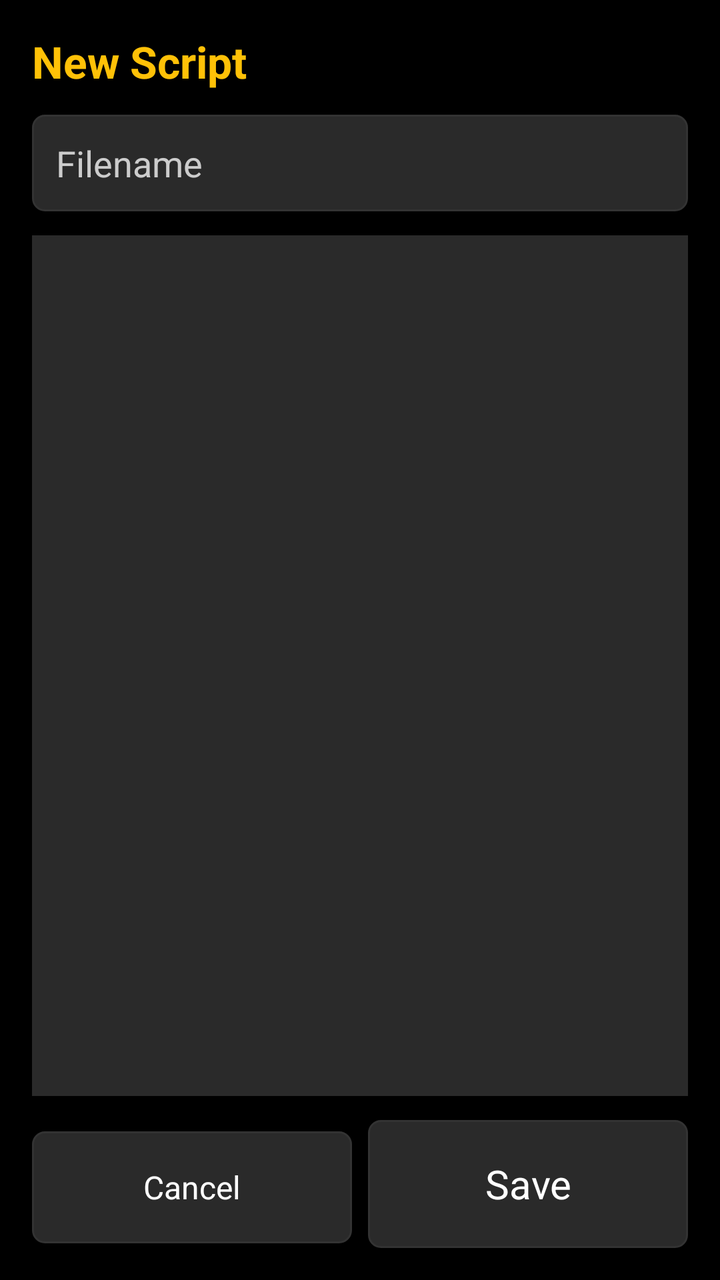
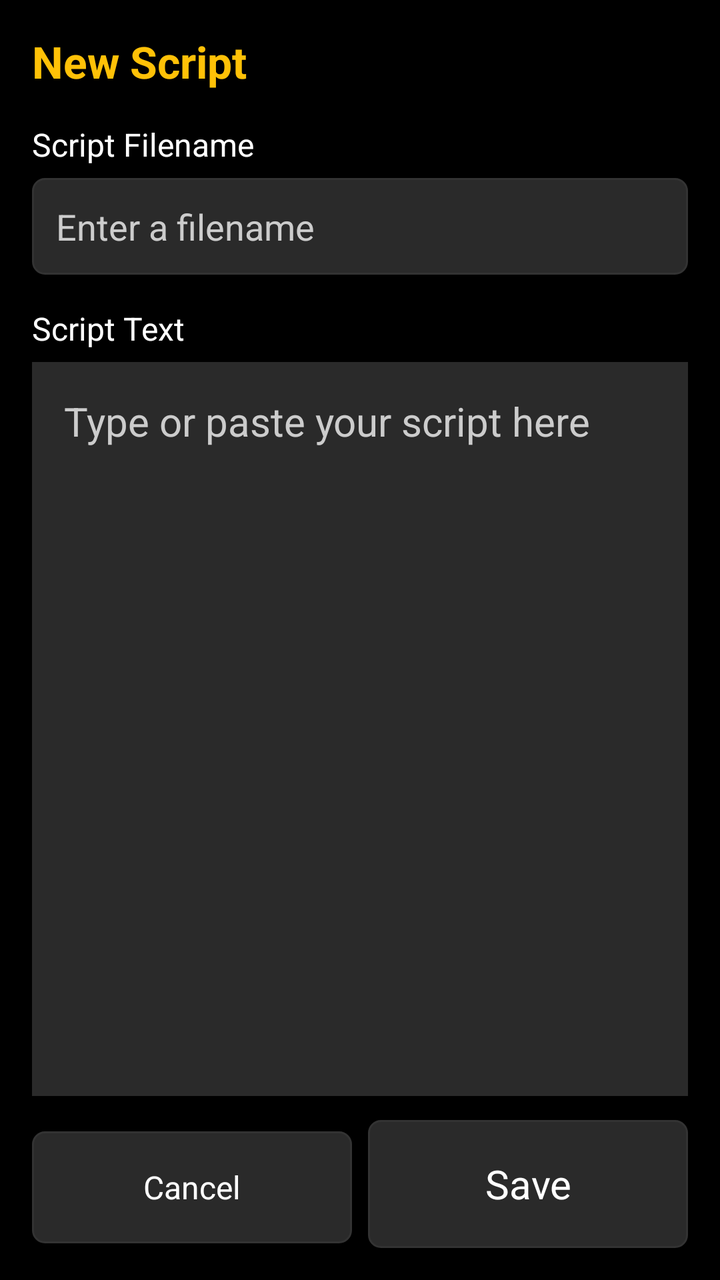

Compare the two renders of this Android layout. The source of the first and the diff that turns it into the second are given below.
<!-- AndroidManifest.xml: application theme AppTheme -->
<!-- res/layout/activity_script_editor.xml -->
<?xml version="1.0" encoding="utf-8"?>
<LinearLayout xmlns:android="http://schemas.android.com/apk/res/android"
    android:layout_width="match_parent"
    android:layout_height="match_parent"
    android:orientation="vertical"
    android:background="@color/background_black"
    android:padding="@dimen/control_padding">

    <TextView
        android:id="@+id/editorTitleText"
        android:layout_width="wrap_content"
        android:layout_height="wrap_content"
        android:textColor="@color/accent_amber"
        android:textSize="22sp"
        android:textStyle="bold"
        android:text="@string/title_new_script" />

    <EditText
        android:id="@+id/filenameField"
        android:layout_width="match_parent"
        android:layout_height="wrap_content"
        android:layout_marginTop="12dp"
        android:inputType="text"
        android:singleLine="true"
        android:maxLines="1"
        android:hint="@string/filename_hint"
        android:textColor="@color/text_white"
        android:textColorHint="@color/text_light_gray"
        android:textSize="18sp"
        android:background="@drawable/button_background"
        android:padding="12dp" />

    <EditText
        android:id="@+id/scriptBodyField"
        android:layout_width="match_parent"
        android:layout_height="0dp"
        android:layout_weight="1"
        android:layout_marginTop="12dp"
        android:gravity="top|left"
        android:inputType="textMultiLine"
        android:scrollbars="vertical"
        android:textColor="@color/text_white"
        android:textColorHint="@color/text_light_gray"
        android:textSize="@dimen/editor_text_size"
        android:background="@color/button_normal"
        android:padding="16dp" />

    <LinearLayout
        android:layout_width="match_parent"
        android:layout_height="wrap_content"
        android:orientation="horizontal"
        android:layout_marginTop="12dp">

        <Button
            android:id="@+id/btnEditorCancel"
            style="@style/SecondaryControlButton"
            android:layout_width="0dp"
            android:layout_height="wrap_content"
            android:layout_weight="1"
            android:layout_marginRight="8dp"
            android:layout_marginEnd="8dp"
            android:text="@string/btn_cancel" />

        <Button
            android:id="@+id/btnEditorSave"
            style="@style/ControlButton"
            android:layout_width="0dp"
            android:layout_height="wrap_content"
            android:layout_weight="1"
            android:text="@string/btn_save" />
    </LinearLayout>

</LinearLayout>
<!-- resources referenced by this layout -->
<resources>
  <color name="accent_amber">#FFFFC107</color>
  <color name="background_black">#FF000000</color>
  <color name="button_normal">#FF2A2A2A</color>
  <color name="text_light_gray">#FFCCCCCC</color>
  <color name="text_white">#FFFFFFFF</color>
  <dimen name="control_padding">16dp</dimen>
  <dimen name="editor_text_size">20sp</dimen>
  <!-- drawable button_background (drawable) -->
  <?xml version="1.0" encoding="utf-8"?>
  <selector xmlns:android="http://schemas.android.com/apk/res/android">
      <item android:state_pressed="true">
          <shape android:shape="rectangle">
              <solid android:color="@color/button_pressed" />
              <corners android:radius="6dp" />
              <stroke android:width="1dp" android:color="@color/accent_amber" />
          </shape>
      </item>
      <item android:state_enabled="false">
          <shape android:shape="rectangle">
              <solid android:color="@color/background_black" />
              <corners android:radius="6dp" />
              <stroke android:width="1dp" android:color="@color/divider_color" />
          </shape>
      </item>
      <item>
          <shape android:shape="rectangle">
              <solid android:color="@color/button_normal" />
              <corners android:radius="6dp" />
              <stroke android:width="1dp" android:color="@color/divider_color" />
          </shape>
      </item>
  </selector>
  <string name="btn_cancel">Cancel</string>
  <string name="btn_save">Save</string>
  <string name="filename_hint">Filename</string>
  <string name="title_new_script">New Script</string>
  <style name="ControlButton">
          <item name="android:minHeight">@dimen/control_button_height</item>
          <item name="android:textSize">@dimen/control_text_size</item>
          <item name="android:textColor">@color/text_white</item>
          <item name="android:background">@drawable/button_background</item>
          <item name="android:padding">12dp</item>
          <item name="android:textAllCaps">false</item>
      </style>
  <style name="SecondaryControlButton">
          <item name="android:minHeight">@dimen/secondary_button_height</item>
          <item name="android:textSize">@dimen/secondary_text_size</item>
          <item name="android:textColor">@color/text_white</item>
          <item name="android:background">@drawable/button_background</item>
          <item name="android:padding">10dp</item>
          <item name="android:textAllCaps">false</item>
      </style>
  <style name="AppTheme" parent="android:Theme.Black.NoTitleBar">
          <item name="android:windowBackground">@color/background_black</item>
      </style>
  <color name="button_pressed">#FF444444</color>
  <color name="divider_color">#FF333333</color>
  <dimen name="control_button_height">64dp</dimen>
  <dimen name="control_text_size">20sp</dimen>
  <dimen name="secondary_button_height">56dp</dimen>
  <dimen name="secondary_text_size">16sp</dimen>
</resources>

<!-- the commit's change to res/layout/activity_script_editor.xml (unified diff, before → after) -->
@@ -15,14 +15,24 @@
         android:textStyle="bold"
         android:text="@string/title_new_script" />
 
+    <TextView
+        android:id="@+id/filenameLabel"
+        android:layout_width="wrap_content"
+        android:layout_height="wrap_content"
+        android:layout_marginTop="16dp"
+        android:text="@string/script_filename_label"
+        android:textColor="@color/text_white"
+        android:textSize="16sp" />
+
     <EditText
         android:id="@+id/filenameField"
         android:layout_width="match_parent"
         android:layout_height="wrap_content"
-        android:layout_marginTop="12dp"
+        android:layout_marginTop="6dp"
         android:inputType="text"
         android:singleLine="true"
         android:maxLines="1"
+        android:imeOptions="flagNoExtractUi|actionNext"
         android:hint="@string/filename_hint"
         android:textColor="@color/text_white"
         android:textColorHint="@color/text_light_gray"
@@ -30,15 +40,26 @@
         android:background="@drawable/button_background"
         android:padding="12dp" />
 
+    <TextView
+        android:id="@+id/scriptBodyLabel"
+        android:layout_width="wrap_content"
+        android:layout_height="wrap_content"
+        android:layout_marginTop="16dp"
+        android:text="@string/script_text_label"
+        android:textColor="@color/text_white"
+        android:textSize="16sp" />
+
     <EditText
         android:id="@+id/scriptBodyField"
         android:layout_width="match_parent"
         android:layout_height="0dp"
         android:layout_weight="1"
-        android:layout_marginTop="12dp"
+        android:layout_marginTop="6dp"
         android:gravity="top|left"
         android:inputType="textMultiLine"
+        android:imeOptions="flagNoExtractUi"
         android:scrollbars="vertical"
+        android:hint="@string/script_body_hint"
         android:textColor="@color/text_white"
         android:textColorHint="@color/text_light_gray"
         android:textSize="@dimen/editor_text_size"
<!-- resource entries referenced after the edit -->
@@ -34,7 +34,10 @@
   </selector>
   <string name="btn_cancel">Cancel</string>
   <string name="btn_save">Save</string>
-  <string name="filename_hint">Filename</string>
+  <string name="filename_hint">Enter a filename</string>
+  <string name="script_body_hint">Type or paste your script here</string>
+  <string name="script_filename_label">Script Filename</string>
+  <string name="script_text_label">Script Text</string>
   <string name="title_new_script">New Script</string>
   <style name="ControlButton">
           <item name="android:minHeight">@dimen/control_button_height</item>
